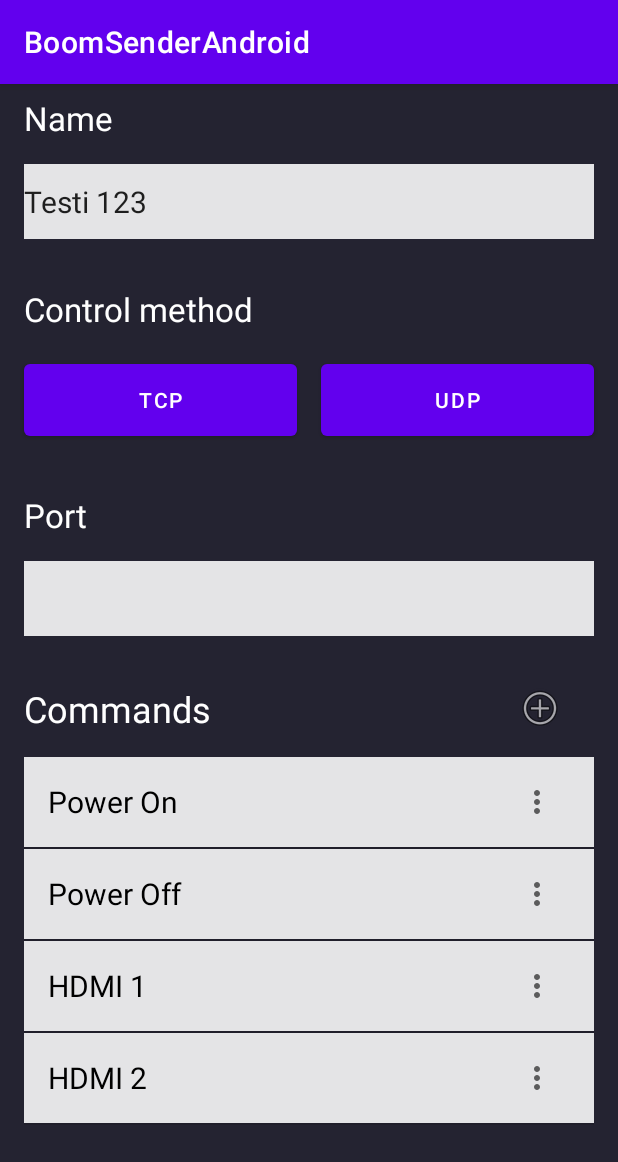
After one commit to teemupenttinen/boomsender-android, an Android app: the DeviceActivity screen opened directly, with no data from a screen before it, on a phone screen of 412 x 824 dp. The commit adds this screen. Shown: the top 1162 px of the screen. Run offline under Robolectric (Android 15) with nearby library versions, the phone set to English and light mode, and no system bars.

Commit message:
added device view and add command view

```diff
--- a/app/src/main/AndroidManifest.xml
+++ b/app/src/main/AndroidManifest.xml
@@ -9,6 +9,8 @@
         android:roundIcon="@mipmap/ic_launcher_round"
         android:supportsRtl="true"
         android:theme="@style/Theme.BoomSenderAndroid">
+        <activity android:name=".CommandActivity"></activity>
+        <activity android:name=".DeviceActivity" />
         <activity android:name=".MainActivity">
             <intent-filter>
                 <action android:name="android.intent.action.MAIN" />
--- /dev/null
+++ b/app/src/main/java/com/example/boomsenderandroid/DeviceActivity.kt
@@ -0,0 +1,72 @@
+package com.example.boomsenderandroid
+
+import android.content.Intent
+import android.os.Bundle
+import android.util.Log
+import android.view.WindowManager
+import androidx.appcompat.app.AppCompatActivity
+import androidx.recyclerview.widget.DividerItemDecoration
+import androidx.recyclerview.widget.LinearLayoutManager
+import com.example.boomsenderandroid.databinding.ActivityDeviceBinding
+import com.example.boomsenderandroid.listviewadapter.ListViewAdapter
+
+class DeviceActivity : AppCompatActivity() {
+
+    private lateinit var binding: ActivityDeviceBinding
+    private val stringArray = mutableListOf("Power On", "Power Off", "HDMI 1", "HDMI 2")
+    private var adapter: ListViewAdapter? = null
+
+    override fun onCreate(savedInstanceState: Bundle?) {
+        super.onCreate(savedInstanceState)
+        window.setSoftInputMode(WindowManager.LayoutParams.SOFT_INPUT_MODE_CHANGED);
+
+        binding = ActivityDeviceBinding.inflate(layoutInflater)
+        val view = binding.root
+        setContentView(view)
+
+
+        binding.newDeviceAddCommandButton.setOnClickListener {
+            val intent = Intent(this, CommandActivity::class.java)
+            startActivityForResult(intent, 1)
+        }
+
+        adapter = ListViewAdapter(stringArray, this)
+
+        adapter?.onDeleteListItem = {
+            stringArray.removeAt(it)
+            adapter?.notifyItemRemoved(it)
+            adapter?.notifyItemRangeChanged(it, stringArray.count())
+        }
+
+        adapter?.onEditListItem = {
+            val intent = Intent(this, CommandActivity::class.java)
+            intent.putExtra("command_name", stringArray.elementAt(it))
+            startActivityForResult(intent, 1)
+            Log.d("OnEditListItem", "Index: $it")
+        }
+
+        val layoutManager = LinearLayoutManager(this, LinearLayoutManager.VERTICAL, false)
+        binding.newDeviceCommandsRecyclerView.addItemDecoration(
+            DividerItemDecoration(
+                binding.newDeviceCommandsRecyclerView.context,
+                DividerItemDecoration.VERTICAL
+            )
+        )
+
+        binding.newDeviceCommandsRecyclerView.layoutManager = layoutManager
+        binding.newDeviceCommandsRecyclerView.adapter = adapter
+
+    }
+
+    override fun onActivityResult(requestCode: Int, resultCode: Int, data: Intent?) {
+        super.onActivityResult(requestCode, resultCode, data)
+        if(resultCode == RESULT_OK) {
+            data?.getStringExtra("command_name")?.let {
+                Log.d("OnActivityResult", "Index: $it")
+                stringArray.add(it)
+                adapter?.notifyDataSetChanged()
+            }
+        }
+
+    }
+}
--- /dev/null
+++ b/app/src/main/res/layout/activity_device.xml
@@ -0,0 +1,141 @@
+<?xml version="1.0" encoding="utf-8"?>
+<androidx.constraintlayout.widget.ConstraintLayout xmlns:android="http://schemas.android.com/apk/res/android"
+    xmlns:app="http://schemas.android.com/apk/res-auto"
+    xmlns:tools="http://schemas.android.com/tools"
+    android:layout_width="match_parent"
+    android:layout_height="match_parent"
+    android:background="#242331">
+
+    <TextView
+        android:id="@+id/newDeviceNameTextView"
+        android:layout_width="match_parent"
+        android:layout_height="wrap_content"
+        android:layout_marginStart="16dp"
+        android:layout_marginTop="8dp"
+        android:layout_marginEnd="16dp"
+        android:text="Name"
+        android:textColor="@color/white"
+        android:textSize="22sp"
+        app:layout_constraintEnd_toEndOf="parent"
+        app:layout_constraintStart_toStartOf="parent"
+        app:layout_constraintTop_toTopOf="parent" />
+
+    <EditText
+        android:id="@+id/newDeviceNameEditText"
+        android:layout_width="match_parent"
+        android:layout_height="50dp"
+        android:layout_marginStart="16dp"
+        android:layout_marginTop="16dp"
+        android:layout_marginEnd="16dp"
+        android:background="@color/primary"
+        android:maxLines="1"
+        android:text="Testi 123"
+        android:textSize="20sp"
+        app:layout_constraintEnd_toEndOf="parent"
+        app:layout_constraintStart_toStartOf="parent"
+        app:layout_constraintTop_toBottomOf="@+id/newDeviceNameTextView" />
+
+    <TextView
+        android:id="@+id/newDeviceControlMethodTextView"
+        android:layout_width="match_parent"
+        android:layout_height="wrap_content"
+        android:layout_marginStart="16dp"
+        android:layout_marginTop="32dp"
+        android:layout_marginEnd="16dp"
+        android:text="Control method"
+        android:textColor="@color/white"
+        android:textSize="22sp"
+        app:layout_constraintEnd_toEndOf="parent"
+        app:layout_constraintHorizontal_bias="0.0"
+        app:layout_constraintStart_toStartOf="parent"
+        app:layout_constraintTop_toBottomOf="@+id/newDeviceNameEditText" />
+
+    <Button
+        android:id="@+id/newDeviceTcpOptionButton"
+        android:layout_width="0dp"
+        android:layout_height="60dp"
+        android:layout_marginStart="16dp"
+        android:layout_marginTop="16dp"
+        android:layout_marginEnd="8dp"
+        android:text="TCP"
+        app:layout_constraintEnd_toStartOf="@+id/newDeviceUdpOptionButton"
+        app:layout_constraintStart_toStartOf="parent"
+        app:layout_constraintTop_toBottomOf="@+id/newDeviceControlMethodTextView" />
+
+    <Button
+        android:id="@+id/newDeviceUdpOptionButton"
+        android:layout_width="0dp"
+        android:layout_height="60dp"
+        android:layout_marginStart="8dp"
+        android:layout_marginEnd="16dp"
+        android:text="UDP"
+        app:layout_constraintBaseline_toBaselineOf="@+id/newDeviceTcpOptionButton"
+        app:layout_constraintEnd_toEndOf="parent"
+        app:layout_constraintStart_toEndOf="@+id/newDeviceTcpOptionButton" />
+
+    <TextView
+        android:id="@+id/newDevicePortTextView"
+        android:layout_width="match_parent"
+        android:layout_height="wrap_content"
+        android:layout_marginStart="16dp"
+        android:layout_marginTop="32dp"
+        android:layout_marginEnd="16dp"
+        android:text="Port"
+        android:inputType="number"
+        android:maxLines="1"
+        android:textColor="@color/white"
+        android:textSize="22sp"
+        app:layout_constraintEnd_toEndOf="parent"
+        app:layout_constraintStart_toStartOf="parent"
+        app:layout_constraintTop_toBottomOf="@+id/newDeviceTcpOptionButton" />
+
+    <EditText
+        android:id="@+id/newDevicePortEditText"
+        android:layout_width="match_parent"
+        android:layout_height="50dp"
+        android:layout_marginStart="16dp"
+        android:layout_marginTop="16dp"
+        android:layout_marginEnd="16dp"
+        android:background="@color/primary"
+        android:textSize="20sp"
+        app:layout_constraintEnd_toEndOf="parent"
+        app:layout_constraintStart_toStartOf="parent"
+        app:layout_constraintTop_toBottomOf="@+id/newDevicePortTextView" />
+
+    <TextView
+        android:id="@+id/newDeviceCommandTextView"
+        android:layout_width="wrap_content"
+        android:layout_height="wrap_content"
+        android:layout_marginStart="16dp"
+        android:layout_marginTop="32dp"
+        android:text="Commands"
+        android:textColor="@color/white"
+        android:textSize="24sp"
+        app:layout_constraintStart_toStartOf="parent"
+        app:layout_constraintTop_toBottomOf="@+id/newDevicePortEditText" />
+
+    <ImageButton
+        android:id="@+id/newDeviceAddCommandButton"
+        android:layout_width="40dp"
+        android:layout_height="40dp"
+        android:layout_marginTop="28dp"
+        android:layout_marginEnd="32dp"
+        android:background="@android:color/transparent"
+        android:src="@android:drawable/ic_menu_add"
+        app:layout_constraintEnd_toEndOf="parent"
+        app:layout_constraintTop_toBottomOf="@+id/newDevicePortEditText" />
+
+    <androidx.recyclerview.widget.RecyclerView
+        android:id="@+id/newDeviceCommandsRecyclerView"
+        android:layout_width="match_parent"
+        android:layout_height="0dp"
+        android:layout_marginStart="16dp"
+        android:layout_marginTop="16dp"
+        android:layout_marginEnd="16dp"
+        android:layout_marginBottom="16dp"
+        android:dividerHeight="2dp"
+        app:layout_constraintBottom_toBottomOf="parent"
+        app:layout_constraintEnd_toEndOf="parent"
+        app:layout_constraintStart_toStartOf="parent"
+        app:layout_constraintTop_toBottomOf="@+id/newDeviceCommandTextView" />
+</androidx.constraintlayout.widget.ConstraintLayout>
--- a/app/src/main/res/values/colors.xml
+++ b/app/src/main/res/values/colors.xml
@@ -8,4 +8,5 @@
     <color name="black">#FF000000</color>
     <color name="white">#FFFFFFFF</color>
     <color name="primary">#E4E4E6</color>
+    <color name="secondary">#B88B4A</color>
 </resources>
```
Also changed, not shown: app/src/main/java/com/example/boomsenderandroid/CommandActivity.kt (added, +33 -0 lines), app/src/main/java/com/example/boomsenderandroid/MainActivity.kt (+7 -1 lines), app/src/main/res/layout/activity_command.xml (added, +85 -0 lines).
